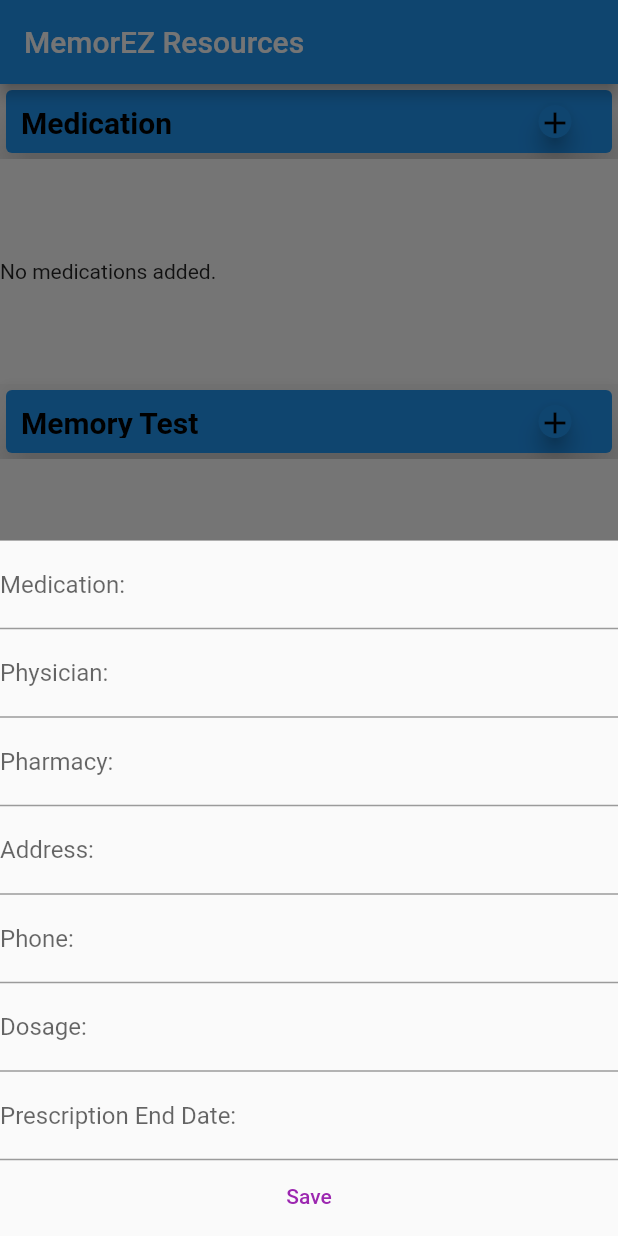
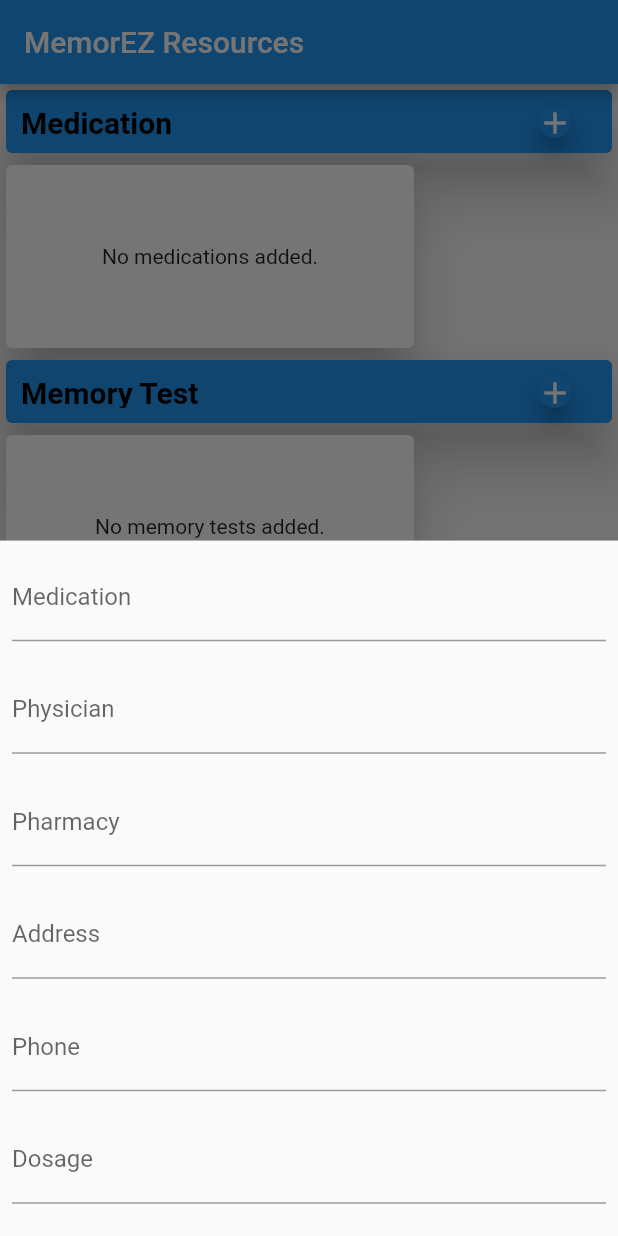
Before and after one commit to Tomentosa/memorez_profile_project, a Flutter app: the screen it shows after launch, after a tap on the "add" icon, on a phone screen of 412 x 824 dp. Run offline on Flutter 3.47's test engine with Material 2 defaults, Android fonts, the phone set to English and light mode, and no system bars.

Commit message:
moving changes from before repository creation

```diff
--- a/lib/main.dart
+++ b/lib/main.dart
@@ -24,12 +24,6 @@ class MyHomePage extends StatefulWidget {
   _MyHomePageState createState() => _MyHomePageState();
 }
 
-//void startAddNewMedication(BuildContext ctx) {
-//  showModalBottomSheet(context: ctx, builder: (_) {
-//    return NewMedication()
-//  },);
-//}
-
 class _MyHomePageState extends State<MyHomePage> {
 //******************************************************
   final List<Medication> _userMedications = [];
@@ -41,7 +35,7 @@ class _MyHomePageState extends State<MyHomePage> {
       String mxAddress,
       String mxPhone,
       String mxDosage,
-      String mxPrescriptionEnd) {
+      String mxPrescriptionLength) {
     final newMx = Medication(
       medicationName: mxMedicationName,
       prescribingPhysician: mxPrescribingPhysician,
@@ -49,7 +43,7 @@ class _MyHomePageState extends State<MyHomePage> {
       address: mxAddress,
       phone: mxPhone,
       dosage: mxDosage,
-      prescriptionEnd: mxPrescriptionEnd,
+      prescriptionLength: mxPrescriptionLength,
     );
 
     setState(() {
@@ -82,7 +76,7 @@ class _MyHomePageState extends State<MyHomePage> {
       context: ctx,
       builder: (_) {
         return GestureDetector(
-          onTap: () {},
+//          onTap: () {},
           child: NewMedication(_addNewMedication),
           behavior: HitTestBehavior.opaque,
         );
@@ -98,7 +92,7 @@ class _MyHomePageState extends State<MyHomePage> {
       context: ctx,
       builder: (_) {
         return GestureDetector(
-          onTap: () {},
+//          onTap: () {},
           child: NewMemoryTest(_addNewMemoryTest),
           behavior: HitTestBehavior.opaque,
         );
@@ -112,7 +106,6 @@ class _MyHomePageState extends State<MyHomePage> {
   void _deleteMedication(String medicationName) {
     setState(() {
       _userMedications.removeWhere((mx) => mx.medicationName == medicationName);
-      ;
     });
   }
 
@@ -122,7 +115,6 @@ class _MyHomePageState extends State<MyHomePage> {
   void _deleteMemoryTest(String memoryTestName) {
     setState(() {
       _userMemoryTests.removeWhere((mx) => mx.memoryTestName == memoryTestName);
-      ;
     });
   }
 
@@ -156,7 +148,7 @@ class _MyHomePageState extends State<MyHomePage> {
                     ),
                     FloatingActionButton(
                       child: Icon(Icons.add),
-                      foregroundColor: Colors.black,
+                      foregroundColor: Colors.white,
                       tooltip: 'Add New Medication',
                       onPressed: () => _startAddNewMedication(context),
                     ),
@@ -166,11 +158,7 @@ class _MyHomePageState extends State<MyHomePage> {
             ),
           ),
           Container(
-            height: 150,
-            width: 100,
-            color: Colors.white,
-            child: ListView(
-              scrollDirection: Axis.horizontal,
+            child: Row(
               children: <Widget>[
                 MedicationList(_userMedications, _deleteMedication),
               ],
@@ -201,7 +189,7 @@ class _MyHomePageState extends State<MyHomePage> {
                     ),
                     FloatingActionButton(
                       child: Icon(Icons.add),
-                      foregroundColor: Colors.black,
+                      foregroundColor: Colors.white,
                       tooltip: 'Add Memory Test',
                       onPressed: () => _startAddNewMemoryTest(context),
                     ),
@@ -210,13 +198,9 @@ class _MyHomePageState extends State<MyHomePage> {
               ),
             ),
           ),
-          Container(
-            height: 150,
-            width: 50,
-            color: Colors.white,
-            child: ListView(
-              scrollDirection: Axis.horizontal,
-              children: <Widget>[
+          SingleChildScrollView(
+            child: Row(
+              children: [
                 MemoryTestList(_userMemoryTests, _deleteMemoryTest),
               ],
             ),
@@ -244,7 +228,7 @@ class _MyHomePageState extends State<MyHomePage> {
                     ),
                     FloatingActionButton(
                       child: Icon(Icons.add),
-                      foregroundColor: Colors.black,
+                      foregroundColor: Colors.white,
                       tooltip: 'Add Transportation',
                       //*****************************************************
                       // add transportation here
@@ -292,7 +276,7 @@ class _MyHomePageState extends State<MyHomePage> {
                     ),
                     FloatingActionButton(
                       child: Icon(Icons.add),
-                      foregroundColor: Colors.black,
+                      foregroundColor: Colors.white,
                       tooltip: 'Add Other Resources',
                       //*****************************************************
                       // add transportation here
--- a/lib/models/medication/medication.dart
+++ b/lib/models/medication/medication.dart
@@ -1,11 +1,13 @@
+import 'package:flutter/cupertino.dart';
+
 class Medication {
-  String medicationName;
-  String prescribingPhysician;
-  String pharmacy;
-  String address;
-  String phone;
-  String dosage;
-  String prescriptionEnd;
+  final String medicationName;
+  final String prescribingPhysician;
+  final String pharmacy;
+  final String address;
+  final String phone;
+  final String dosage;
+  final String prescriptionLength;
 
   Medication(
       {required this.medicationName,
@@ -14,5 +16,5 @@ class Medication {
       required this.address,
       required this.phone,
       required this.dosage,
-      required this.prescriptionEnd});
+      required this.prescriptionLength});
 }
--- a/lib/widgets/medication/medication_list.dart
+++ b/lib/widgets/medication/medication_list.dart
@@ -2,54 +2,82 @@ import 'package:flutter/material.dart';
 
 import '../../models/medication/medication.dart';
 
-class MedicationList extends StatefulWidget {
+class MedicationList extends StatelessWidget {
+//  String medicationNameInput = '';
+//  String prescribingPhysicianInput = '';
+//  String pharmacyInput = '';
+//  String addressInput = '';
+//  String phoneInput = '';
+//  String dosageInput = '';
+//  String prescriptionLengthInput = '';
   final List<Medication> medications;
   final Function deleteMx;
 
   MedicationList(this.medications, this.deleteMx);
 
   @override
-  State<MedicationList> createState() => _MedicationListState();
-}
+//  State<MedicationList> createState() => _MedicationListState();
+//}
 
-String medicationNameInput = '';
-String prescribingPhysicianInput = '';
+//String medicationNameInput = '';
+//String prescribingPhysicianInput = '';
+//String pharmacyInput = '';
+//String addressInput = '';
+//String phoneInput = '';
+//String dosageInput = '';
+//String prescriptionLengthInput = '';
 
-class _MedicationListState extends State<MedicationList> {
+//class _MedicationListState extends State<MedicationList> {
+//  get medications => ;
+
   @override
   Widget build(BuildContext context) {
-    return SizedBox(
+    return Row(
+      children: [
+        Container(
           height: 130,
-      child: widget.medications.isEmpty
-          ? Row(
-              children: const <Widget>[
-                Text(
+          width: 280,
+          child: medications.isEmpty
+              ? Center(
+                  child: Container(
+                    width: 280,
+                    height: 140,
+                    child: Card(
+                      elevation: 15,
+                      child: Center(
+                        child: Text(
                           'No medications added.',
                         ),
-              ],
+                      ),
+                    ),
+                  ),
                 )
               : ListView.builder(
+                  scrollDirection: Axis.horizontal,
+//                  shrinkWrap: true,
                   itemBuilder: (ctx, index) {
-                return const Card(
-                  elevation: 10,
-                  margin: EdgeInsets.symmetric(
-                    vertical: 5,
-                    horizontal: 10,
-                  ),
-                  child: ListTile(
-                      leading: CircleAvatar(
-                    radius: 30,
+                    return Container(
+                      width: 280,
+                      height: 120,
+                      child: Card(
+                        elevation: 15,
                         child: Padding(
-                      padding: EdgeInsets.all(6),
-                      child: FittedBox(
-                        child: Text('{enteredMedicationName}'),
+                          padding: const EdgeInsets.all(8.0),
+                          child: Container(
+                            child: Text(
+                              'Medication: ${medications[index].medicationName}\n Physician: ${medications[index].prescribingPhysician}\n Pharmacy: ${medications[index].pharmacy}\n Address: ${medications[index].address}\n Phone: ${medications[index].phone}\n Dosage: ${medications[index].dosage}\n Prescription Length: ${medications[index].prescriptionLength}',
+                              style: TextStyle(fontSize: 11),
                             ),
                           ),
-                  )),
+                        ),
+                      ),
                     );
+//                  child: Text('{medications[index].medicationName}'),
                   },
-              itemCount: widget.medications.length,
+                  itemCount: medications.length,
                 ),
+        ),
+      ],
     );
   }
 }
--- a/lib/widgets/medication/new_medication.dart
+++ b/lib/widgets/medication/new_medication.dart
@@ -23,28 +23,29 @@ class _NewMedicationState extends State<NewMedication> {
 
   final _dosageController = TextEditingController();
 
-  final _prescriptionEndController = TextEditingController();
+  final _prescriptionLengthController = TextEditingController();
 
   void _submitData() {
     if (_medicationNameController.text.isEmpty) {
       return;
     } else {
-      // to do
+      // todo
     }
-    ;
+
     final enteredMedicationName = _medicationNameController.text;
-    //   print('xxxxxxxxxxxxxxx${_medicationNameController.text}');
+//    print('xxxxxxxxxxxxxxx${_medicationNameController.text}');
+//    print('TTTTTTTTTTTTTTTTTTT${_medicationNameController.text}');
     final enteredPrescribingPhysician = _prescribingPhysicianController.text;
     //   print('xxxxxxxxxxxxxxx${_prescribingPhysicianController.text}');
     final enteredPharmacy = _pharmacyController.text;
     final enteredAddress = _addressController.text;
     final enteredPhone = _phoneController.text;
     final enteredDosage = _dosageController.text;
-    final enteredPrescriptionEnd = _prescriptionEndController.text;
+    final enteredPrescriptionLength = _prescriptionLengthController.text;
 
-    //  if (enteredMedicationName.isEmpty) {
-    //    return;
-    //  }
+    //if (enteredMedicationName.isEmpty) {
+    //  return;
+    //}
 
     widget.addMed(
       enteredMedicationName,
@@ -53,7 +54,7 @@ class _NewMedicationState extends State<NewMedication> {
       enteredAddress,
       enteredPhone,
       enteredDosage,
-      enteredPrescriptionEnd,
+      enteredPrescriptionLength,
     );
 
     Navigator.of(context).pop();
@@ -65,48 +66,111 @@ class _NewMedicationState extends State<NewMedication> {
       resizeToAvoidBottomInset: true,
       body: ListView(
         children: <Widget>[
-          TextField(
-            decoration: InputDecoration(labelText: 'Medication:'),
+          Padding(
+            padding: const EdgeInsets.all(8.0),
+            child: TextField(
+              decoration: InputDecoration(
+                labelText: 'Medication',
+                focusedBorder: OutlineInputBorder(
+                  borderSide: const BorderSide(color: Colors.blue, width: 2.0),
+                  borderRadius: BorderRadius.circular(25.0),
+                ),
+              ),
               controller: _medicationNameController,
               onSubmitted: (_) => _submitData(),
 //            onChanged: (val) => medicationNameInput,
             ),
-          TextField(
-            decoration: InputDecoration(labelText: 'Physician:'),
+          ),
+          Padding(
+            padding: const EdgeInsets.all(8.0),
+            child: TextField(
+              decoration: InputDecoration(
+                labelText: 'Physician',
+                focusedBorder: OutlineInputBorder(
+                  borderSide: const BorderSide(color: Colors.blue, width: 2.0),
+                  borderRadius: BorderRadius.circular(25.0),
+                ),
+              ),
               controller: _prescribingPhysicianController,
               onSubmitted: (_) => _submitData(),
 //            onChanged: (val) => prescribingPhysicianInput,
             ),
-          TextField(
-            decoration: InputDecoration(labelText: 'Pharmacy:'),
+          ),
+          Padding(
+            padding: const EdgeInsets.all(8.0),
+            child: TextField(
+              decoration: InputDecoration(
+                labelText: 'Pharmacy',
+                focusedBorder: OutlineInputBorder(
+                  borderSide: const BorderSide(color: Colors.blue, width: 2.0),
+                  borderRadius: BorderRadius.circular(25.0),
+                ),
+              ),
               controller: _pharmacyController,
               onSubmitted: (_) => _submitData(),
               //      onChanged: (val) => pharmacyInput,
             ),
-          TextField(
-            decoration: InputDecoration(labelText: 'Address:'),
+          ),
+          Padding(
+            padding: const EdgeInsets.all(8.0),
+            child: TextField(
+              decoration: InputDecoration(
+                labelText: 'Address',
+                focusedBorder: OutlineInputBorder(
+                  borderSide: const BorderSide(color: Colors.blue, width: 2.0),
+                  borderRadius: BorderRadius.circular(25.0),
+                ),
+              ),
               controller: _addressController,
               onSubmitted: (_) => _submitData(),
               //      onChanged: (val) => addressInput,
             ),
-          TextField(
-            decoration: InputDecoration(labelText: 'Phone:'),
+          ),
+          Padding(
+            padding: const EdgeInsets.all(8.0),
+            child: TextField(
+              decoration: InputDecoration(
+                labelText: 'Phone',
+                focusedBorder: OutlineInputBorder(
+                  borderSide: const BorderSide(color: Colors.blue, width: 2.0),
+                  borderRadius: BorderRadius.circular(25.0),
+                ),
+              ),
               controller: _phoneController,
               keyboardType: TextInputType.number,
               onSubmitted: (_) => _submitData(),
               //      onChanged: (val) => phoneInput,
             ),
-          TextField(
-            decoration: InputDecoration(labelText: 'Dosage:'),
+          ),
+          Padding(
+            padding: const EdgeInsets.all(8.0),
+            child: TextField(
+              decoration: InputDecoration(
+                labelText: 'Dosage',
+                focusedBorder: OutlineInputBorder(
+                  borderSide: const BorderSide(color: Colors.blue, width: 2.0),
+                  borderRadius: BorderRadius.circular(25.0),
+                ),
+              ),
               controller: _dosageController,
               onSubmitted: (_) => _submitData(),
               //      onChanged: (val) => dosageInput,
             ),
-          TextField(
-            decoration: InputDecoration(labelText: 'Prescription End Date:'),
-            controller: _prescriptionEndController,
+          ),
+          Padding(
+            padding: const EdgeInsets.all(8.0),
+            child: TextField(
+              decoration: InputDecoration(
+                labelText: 'Prescription Length',
+                focusedBorder: OutlineInputBorder(
+                  borderSide: const BorderSide(color: Colors.blue, width: 2.0),
+                  borderRadius: BorderRadius.circular(25.0),
+                ),
+              ),
+              controller: _prescriptionLengthController,
               onSubmitted: (_) => _submitData(),
-            //      onChanged: (val) => prescriptionEndInput,
+              //      onChanged: (val) => prescriptionLengthInput,
+            ),
           ),
           TextButton(
             child: Text('Save'),
@@ -120,7 +184,7 @@ class _NewMedicationState extends State<NewMedication> {
 //                      _pharmacyController.text,
 //                      _addressController.text,
 //                      _dosageController.text,
-//                      _prescriptionEndController.text);
+//                      _prescriptionLengthController.text);
 //                },
           ),
         ],
--- a/lib/widgets/memory_test/memory_test_list.dart
+++ b/lib/widgets/memory_test/memory_test_list.dart
@@ -1,6 +1,6 @@
 import 'package:flutter/material.dart';
 
-import 'package:memorez_profile_resources/models/memory_test/memory_test.dart';
+import '../../models/memory_test/memory_test.dart';
 
 class MemoryTestList extends StatefulWidget {
   final List<MemoryTest> memoryTests;
@@ -22,9 +22,20 @@ class _MemoryTestListState extends State<MemoryTestList> {
       height: 130,
       child: widget.memoryTests.isEmpty
           ? Row(
-              children: const <Widget>[
-                Text(
-                  'No memory tests added.',
+              children: <Widget>[
+                Center(
+                  child: Container(
+                    width: 280,
+                    height: 140,
+                    child: Card(
+                      elevation: 15,
+                      child: Center(
+                        child: Text(
+                          'No memory tests added.',
+                        ),
+                      ),
+                    ),
+                  ),
                 ),
               ],
             )
--- a/lib/widgets/memory_test/new_memory_test.dart
+++ b/lib/widgets/memory_test/new_memory_test.dart
@@ -39,17 +39,35 @@ class _NewMemoryTestState extends State<NewMemoryTest> {
       resizeToAvoidBottomInset: true,
       body: ListView(
         children: <Widget>[
-          TextField(
-            decoration: InputDecoration(labelText: 'Memory Test:'),
-            controller: _memoryTestNameController,
-            onSubmitted: (_) => _submitData(),
+          Padding(
+            padding: const EdgeInsets.all(8.0),
+            child: TextField(
+              decoration: InputDecoration(
+                labelText: 'Memory Test',
+                focusedBorder: OutlineInputBorder(
+                  borderSide: const BorderSide(color: Colors.blue, width: 2.0),
+                  borderRadius: BorderRadius.circular(25.0),
+                ),
+              ),
+              controller: _memoryTestNameController,
+              onSubmitted: (_) => _submitData(),
 //            onChanged: (val) => memoryTestNameInput,
+            ),
           ),
-          TextField(
-            decoration: InputDecoration(labelText: 'Memory Test Internet URL:'),
-            controller: _memoryTestUrlController,
-            onSubmitted: (_) => _submitData(),
+          Padding(
+            padding: const EdgeInsets.all(8.0),
+            child: TextField(
+              decoration: InputDecoration(
+                labelText: 'Memory Test Internet URL',
+                focusedBorder: OutlineInputBorder(
+                  borderSide: const BorderSide(color: Colors.blue, width: 2.0),
+                  borderRadius: BorderRadius.circular(25.0),
+                ),
+              ),
+              controller: _memoryTestUrlController,
+              onSubmitted: (_) => _submitData(),
 //            onChanged: (val) => memoryTestUrlInput,
+            ),
           ),
           TextButton(
             child: Text('Save'),
```
Lines whose indentation alone changed are shown as unchanged.
